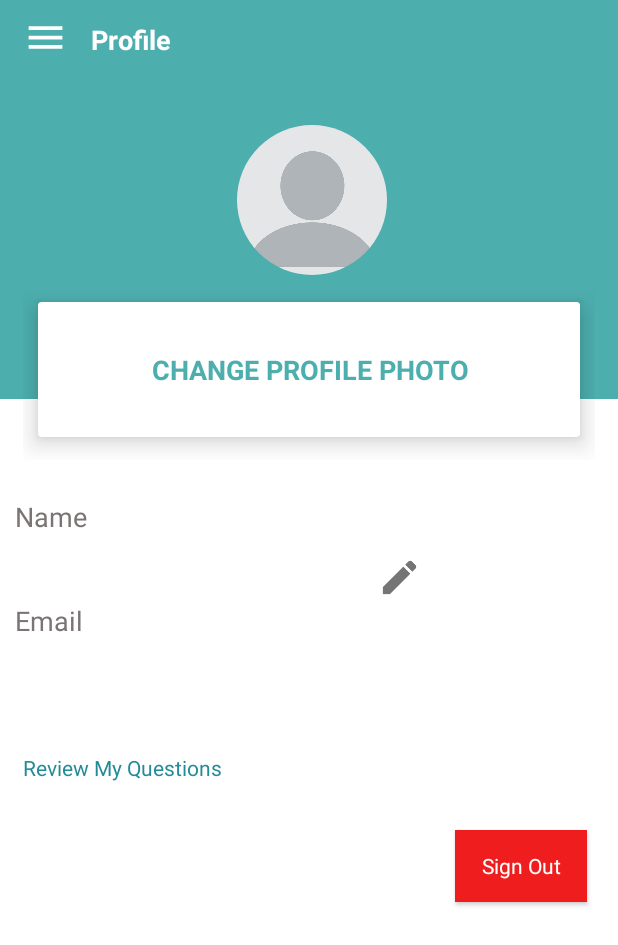
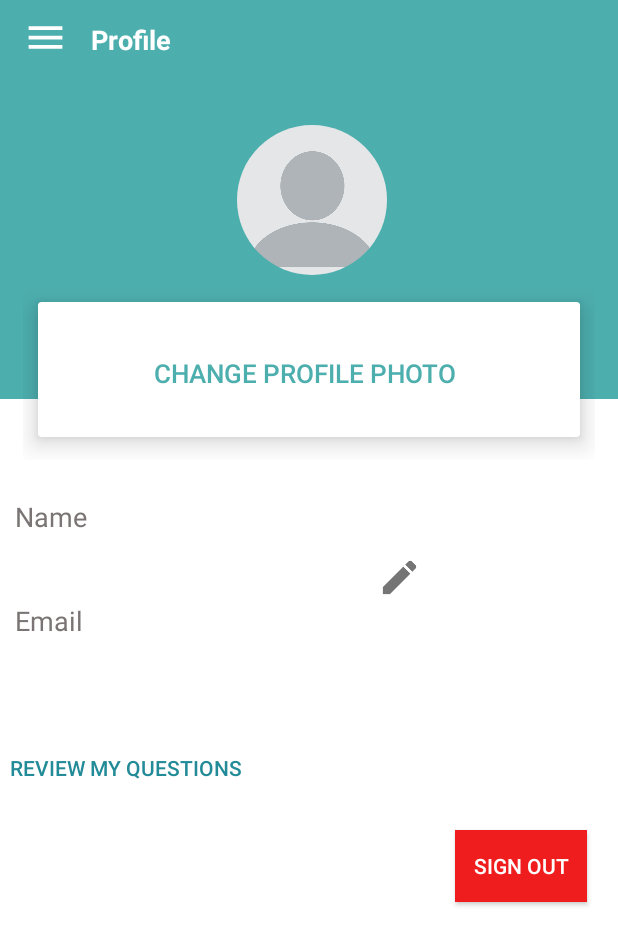
Before and after one commit to kamalagbaria/Project-App, an Android app: the ProfileFragment screen opened through its navigation route, on a phone screen of 412 x 824 dp. Shown: the top 945 px of the screen. Run offline under Robolectric (Android 15) with nearby library versions, the phone set to English and light mode, and no system bars; our stand-ins replace CircleImageView, Firebase (no records; nobody signed in at launch, a user with empty details on screens opened directly), Picasso, navigation-ui; libraries missing offline, so code that uses them is left out: com.google.gson.internal; 1 statement that could not run was skipped.

Commit message:
listview Design

```diff
--- a/app/src/main/java/com/example/projectapp/ProfileFragment.java
+++ b/app/src/main/java/com/example/projectapp/ProfileFragment.java
@@ -13,6 +13,7 @@ import android.widget.Button;
 import android.widget.EditText;
 import android.widget.ImageButton;
 import android.widget.ImageView;
+import android.widget.LinearLayout;
 import android.widget.RelativeLayout;
 import android.widget.TextView;
 import android.widget.Toast;
@@ -73,8 +74,6 @@ public class ProfileFragment extends Fragment {
     private TextView EmailText;
     private ImageView profile_image;
     private ImageButton name_image;
- //   private ImageView mail_image;
-   // private ImageView list_image;
     private LinearLayout card_view ;
     private Button editBtn ;
     private RelativeLayout relativeLayout;
--- a/app/src/main/res/layout/activity_submit_answer.xml
+++ b/app/src/main/res/layout/activity_submit_answer.xml
@@ -44,7 +44,7 @@
         android:layout_width="wrap_content"
         android:layout_height="wrap_content"
         android:layout_gravity="center_horizontal"
-        android:background="#73BFD8"
+        android:background="#179A8E"
         android:onClick="submitAnswer"
         android:text="@string/SubmitAnswer" />
 
--- a/app/src/main/res/layout/activity_submit_comment.xml
+++ b/app/src/main/res/layout/activity_submit_comment.xml
@@ -19,7 +19,7 @@
         android:layout_width="wrap_content"
         android:layout_height="wrap_content"
         android:layout_gravity="center_horizontal"
-        android:background="@color/colorPrimaryDark"
+        android:background="#179A8E"
         android:onClick="submitComment"
         android:text="Submit Comment" />
 </LinearLayout>
--- a/app/src/main/res/layout/activity_submit_question.xml
+++ b/app/src/main/res/layout/activity_submit_question.xml
@@ -33,7 +33,7 @@
         android:layout_width="wrap_content"
         android:layout_height="wrap_content"
         android:layout_gravity="center_horizontal"
-        android:background="@color/colorPrimaryDark"
+        android:background="#179A8E"
         android:text="@string/submit" />
 
 </LinearLayout>
--- a/app/src/main/res/layout/change_user_name.xml
+++ b/app/src/main/res/layout/change_user_name.xml
@@ -26,6 +26,7 @@
         android:layout_height="wrap_content"
         android:hint="@string/type_your_name"
         android:inputType="textMultiLine|text"
+        android:paddingStart="6dp"
         app:layout_constraintBottom_toBottomOf="parent"
         app:layout_constraintEnd_toEndOf="parent"
         app:layout_constraintHorizontal_bias="0.0"
--- a/app/src/main/res/layout/fragment_profile.xml
+++ b/app/src/main/res/layout/fragment_profile.xml
@@ -60,23 +60,24 @@
 
                     <android.widget.Button
                         android:id="@+id/edit_profile"
-                        android:layout_width="261dp"
-                        android:layout_height="32dp"
+                        style="@style/FirebaseUI.Button.AccountChooser"
+                        android:layout_width="269dp"
+                        android:layout_height="46dp"
                         android:layout_alignParentStart="true"
                         android:layout_alignParentTop="true"
                         android:layout_alignParentEnd="true"
                         android:layout_alignParentBottom="true"
                         android:layout_gravity="center_horizontal"
-                        android:layout_marginStart="51dp"
-                        android:layout_marginTop="29dp"
+                        android:layout_marginStart="43dp"
+                        android:layout_marginTop="20dp"
                         android:layout_marginEnd="50dp"
-                        android:layout_marginBottom="29dp"
+                        android:layout_marginBottom="15dp"
                         android:background="@android:color/transparent"
                         android:text="Change Profile Photo"
-                        android:textAllCaps="true"
-                        android:textAppearance="@style/TextAppearance.AppCompat.Medium"
+                        android:textAlignment="center"
                         android:textColor="@color/colorPrimaryText"
-                        android:textStyle="bold" />
+                        android:textSize="17sp"
+                         />
                 </RelativeLayout>
 
             </androidx.cardview.widget.CardView>
@@ -145,11 +146,12 @@
 
         <Button
             android:id="@+id/QuestionsButton"
-            style="@android:style/Widget.Button.Inset"
+            style="@style/FirebaseUI.Button.AccountChooser"
             android:layout_width="wrap_content"
             android:layout_height="52dp"
-            android:layout_marginStart="15dp"
+            android:layout_marginStart="6dp"
             android:layout_marginTop="25dp"
+            android:layout_gravity="start"
             android:background="@android:color/transparent"
             android:text="@string/userQuestionBtn"
             android:textColor="#238B98"
@@ -160,7 +162,7 @@
            android:orientation="horizontal">
            <android.widget.Button
            android:id="@+id/button_sign_in"
-               style="@android:style/Widget.Button.Inset"
+           style="@style/FirebaseUI.Button.AccountChooser"
            android:layout_width="wrap_content"
            android:layout_height="wrap_content"
            android:layout_marginTop="15dp"
@@ -172,7 +174,7 @@
 
            <android.widget.Button
                android:id="@+id/button_sign_out"
-               style="@android:style/Widget.Button.Inset"
+               style="@style/FirebaseUI.Button.AccountChooser"
                android:layout_width="wrap_content"
                android:layout_height="wrap_content"
                android:layout_marginBottom="52dp"
```
Also changed, not shown: app/src/main/res/layout/activity_comments_list.xml (+20 -12 lines), app/src/main/res/layout/activity_question_detail.xml (+33 -7 lines), app/src/main/res/layout/activity_user_question_list.xml (+13 -10 lines), app/src/main/res/layout/fragment_home.xml (+4 -3 lines). Lines whose indentation alone changed are shown as unchanged.
